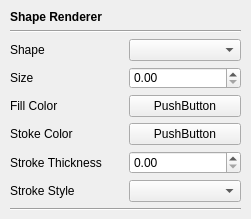
dibu13/Qt-2D-Painter, file compshaperendererview.ui: the form before one commit.
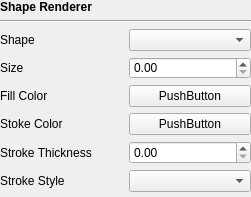
The form after the commit.

```diff
--- a/compshaperendererview.ui
+++ b/compshaperendererview.ui
@@ -7,18 +7,24 @@
     <x>0</x>
     <y>0</y>
     <width>251</width>
-    <height>219</height>
+    <height>197</height>
    </rect>
   </property>
+  <property name="maximumSize">
+   <size>
+    <width>251</width>
+    <height>197</height>
+   </size>
+  </property>
   <property name="windowTitle">
    <string>Form</string>
   </property>
   <widget class="QWidget" name="verticalLayoutWidget">
    <property name="geometry">
     <rect>
-     <x>10</x>
-     <y>10</y>
-     <width>231</width>
+     <x>0</x>
+     <y>0</y>
+     <width>251</width>
      <height>201</height>
     </rect>
    </property>
```
Left out of the diff: 4 changed lines with no effect on the pictures.
